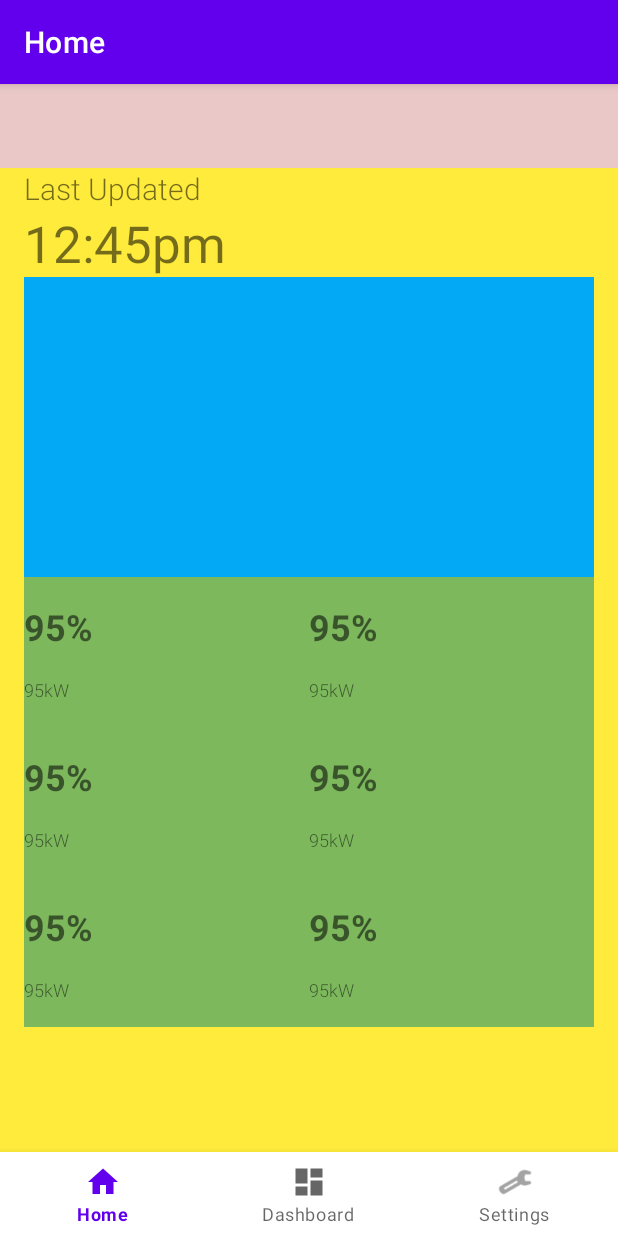
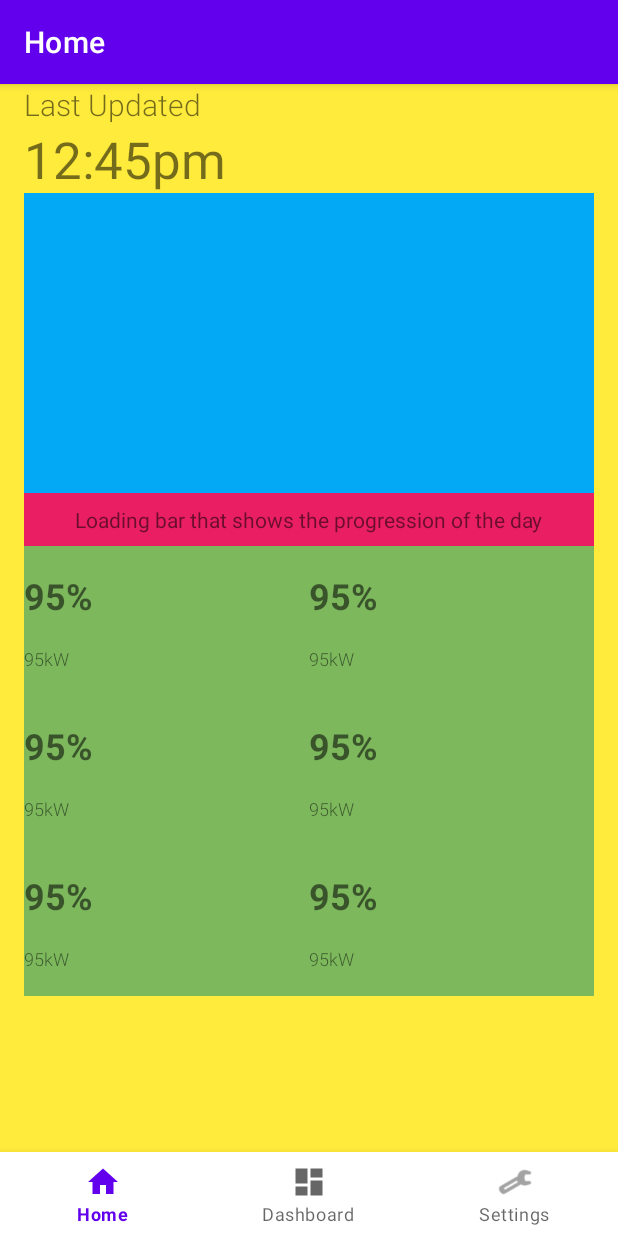
Before and after one commit to armirza96/Solana, an Android app: the screen it shows after launch (MainActivity), on a phone screen of 412 x 824 dp. Run offline under Robolectric (Android 15) with nearby library versions, the light colour scheme and no system bars; our stand-ins replace navigation-ui.

Commit message:
Fixed some layout issues
Fixed an issue where the wrong cell as being loaded into position 1.

```diff
--- a/app/src/main/java/com/winners/solana/ui/home/Adapter.java
+++ b/app/src/main/java/com/winners/solana/ui/home/Adapter.java
@@ -11,8 +11,9 @@ import com.winners.solana.R;
 import java.util.ArrayList;
 
 public class Adapter extends RecyclerView.Adapter<RecyclerView.ViewHolder> {
-    private static final int TYPE_HEADER = 0;
-    private static final int TYPE_ITEM = 1;
+    private static final int TYPE_GRPAH = 0;
+    private static final int TYPE_TIME_BAR = 1;
+    private static final int TYPE_ITEM = 2;
 
     ArrayList<CellItem> cellItems;
     ArrayList<CardItem> cardItems;
@@ -28,10 +29,14 @@ public class Adapter extends RecyclerView.Adapter<RecyclerView.ViewHolder> {
             View view = LayoutInflater.from(parent.getContext())
                     .inflate(R.layout.list_item_cell_info, parent, false);
             return new ViewHolderItem(view);
-        } else if (viewType == TYPE_HEADER) {
+        } else if (viewType == TYPE_GRPAH) {
             View view = LayoutInflater.from(parent.getContext())
                     .inflate(R.layout.list_item_graph, parent, false);
-            return new ViewHolderHeader(view);
+            return new ViewHolderGraph(view);
+        }else if (viewType == TYPE_TIME_BAR) {
+            View view = LayoutInflater.from(parent.getContext())
+                    .inflate(R.layout.list_item_time_bar, parent, false);
+            return new ViewHolderTimeBar(view);
         }
 
         throw new RuntimeException("there is no type that matches the type " + viewType + " + make sure your using types correctly");
@@ -42,7 +47,9 @@ public class Adapter extends RecyclerView.Adapter<RecyclerView.ViewHolder> {
         if (holder instanceof ViewHolderItem) {
             //String dataItem = getItem(position);
             //cast holder to VHItem and set data
-        } else if (holder instanceof ViewHolderHeader) {
+        } else if (holder instanceof ViewHolderGraph) {
+            //cast holder to VHHeader and set data for header.
+        } else if (holder instanceof ViewHolderTimeBar) {
             //cast holder to VHHeader and set data for header.
         }
     }
@@ -54,16 +61,22 @@ public class Adapter extends RecyclerView.Adapter<RecyclerView.ViewHolder> {
 
     @Override
     public int getItemViewType(int position) {
-        if (position == 0 || position == 1)
-            return TYPE_HEADER;
+        if (position == 0)
+            return TYPE_GRPAH;
+        else if (position == 1)
+            return TYPE_TIME_BAR;
 
         return TYPE_ITEM;
     }
 
+    class ViewHolderGraph extends RecyclerView.ViewHolder {
+        public ViewHolderGraph(View itemView) {
+            super(itemView);
+        }
+    }
 
-
-    class ViewHolderHeader extends RecyclerView.ViewHolder {
-        public ViewHolderHeader(View itemView) {
+    class ViewHolderTimeBar extends RecyclerView.ViewHolder {
+        public ViewHolderTimeBar(View itemView) {
             super(itemView);
         }
     }
--- a/app/src/main/res/layout/activity_main.xml
+++ b/app/src/main/res/layout/activity_main.xml
@@ -6,7 +6,7 @@
     android:layout_width="match_parent"
     android:layout_height="match_parent"
     android:background="#3BA31515"
-    android:paddingTop="?attr/actionBarSize">
+    >
 
     <com.google.android.material.bottomnavigation.BottomNavigationView
         android:id="@+id/nav_view"
--- a/app/src/main/res/layout/list_item_graph.xml
+++ b/app/src/main/res/layout/list_item_graph.xml
@@ -3,7 +3,7 @@
     xmlns:app="http://schemas.android.com/apk/res-auto"
     xmlns:tools="http://schemas.android.com/tools"
     android:layout_width="match_parent"
-    android:layout_height="wrap_content"
+    android:layout_height="200dp"
     android:background="#03A9F4">
 
     <ImageView
@@ -18,5 +18,5 @@
         app:layout_constraintEnd_toEndOf="parent"
         app:layout_constraintStart_toStartOf="parent"
         app:layout_constraintTop_toTopOf="parent"
-        tools:srcCompat="@drawable/ic_dashboard_black_24dp" />
+        tools:srcCompat="@drawable/ic_launcher_foreground" />
 </androidx.constraintlayout.widget.ConstraintLayout>
--- a/app/src/main/res/layout/list_item_time_bar.xml
+++ b/app/src/main/res/layout/list_item_time_bar.xml
@@ -3,7 +3,8 @@
     xmlns:app="http://schemas.android.com/apk/res-auto"
     xmlns:tools="http://schemas.android.com/tools"
     android:layout_width="match_parent"
-    android:layout_height="wrap_content">
+    android:layout_height="wrap_content"
+    android:background="#E91E63">
 
     <TextView
         android:id="@+id/textView3"
```
